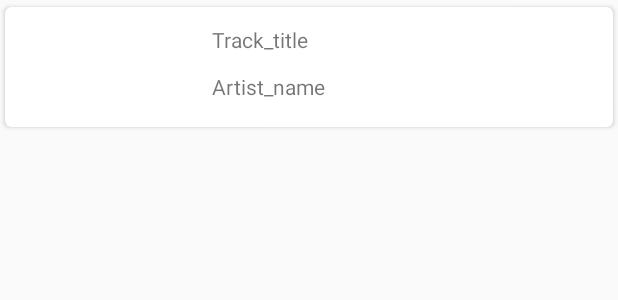
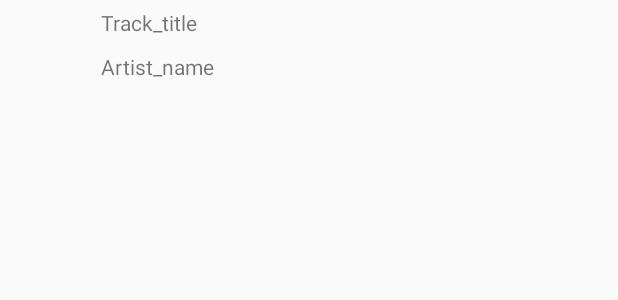
Before and after one commit to SultanOfWing/Player, an Android app: the layout item_track.xml on its own in the app's theme, with its tools: preview values and no code run, on a phone screen of 412 x 824 dp. Shown: the top 300 px of the screen. Run offline under Robolectric (Android 15) with nearby library versions, the phone set to English and light mode, and no system bars.

Commit message:
first tab design complete

```diff
--- a/app/src/main/AndroidManifest.xml
+++ b/app/src/main/AndroidManifest.xml
@@ -9,7 +9,7 @@
     <application
         android:name=".App"
         android:allowBackup="true"
-        android:icon="@mipmap/ic_launcher"
+        android:icon="@drawable/player_icon"
         android:label="@string/app_name"
         android:roundIcon="@mipmap/ic_launcher_round"
         android:supportsRtl="true"
--- a/app/src/main/res/layout/item_track.xml
+++ b/app/src/main/res/layout/item_track.xml
@@ -1,72 +1,49 @@
 <?xml version="1.0" encoding="utf-8"?>
-
-<android.support.v7.widget.CardView
+<LinearLayout
     xmlns:android="http://schemas.android.com/apk/res/android"
-    xmlns:app="http://schemas.android.com/apk/res-auto"
     xmlns:tools="http://schemas.android.com/tools"
     android:layout_width="match_parent"
     android:layout_height="wrap_content"
-    app:cardCornerRadius="4dp"
-    app:cardUseCompatPadding="true">
-
-    <android.support.constraint.ConstraintLayout
-        xmlns:android="http://schemas.android.com/apk/res/android"
-        xmlns:app="http://schemas.android.com/apk/res-auto"
-        xmlns:tools="http://schemas.android.com/tools"
-        android:layout_width="match_parent"
-        android:layout_height="wrap_content"
-        android:background="?android:attr/selectableItemBackground">
+    android:paddingTop="5dp"
+    android:paddingBottom="5dp"
+    android:orientation="horizontal"
+    android:foreground="?android:attr/selectableItemBackground">
 
     <ImageView
         android:id="@+id/image_album"
-            android:layout_width="50dp"
+        android:layout_width="0dp"
         android:layout_height="50dp"
-            android:layout_marginEnd="16dp"
-            android:layout_marginStart="30dp"
-            android:layout_marginTop="14dp"
-            app:layout_constraintEnd_toStartOf="@+id/linearLayout"
-            app:layout_constraintStart_toStartOf="parent"
-            app:layout_constraintTop_toTopOf="parent" />
-
+        android:layout_weight="1"
+        android:paddingStart="10dp"
+         />
 
     <LinearLayout
         android:id="@+id/linearLayout"
-            android:layout_width="275dp"
-            android:layout_height="76dp"
-            android:layout_marginBottom="4dp"
-            android:layout_marginEnd="4dp"
+        android:layout_width="0dp"
+        android:layout_height="wrap_content"
+        android:layout_weight="6"
+        android:layout_marginStart="10dp"
         android:orientation="vertical"
-            app:layout_constraintBottom_toBottomOf="parent"
-            app:layout_constraintEnd_toEndOf="parent">
+        >
 
         <TextView
             android:id="@+id/track_name"
             android:layout_width="match_parent"
             android:layout_height="wrap_content"
-                android:layout_marginStart="12dp"
-                android:layout_marginTop="12dp"
             android:ellipsize="end"
             android:maxLines="1"
             android:scrollHorizontally="true"
-                app:layout_constraintStart_toEndOf="@+id/image_album"
-                app:layout_constraintTop_toTopOf="parent"
             tools:text="Track_title" />
 
         <TextView
             android:id="@+id/track_artist"
             android:layout_width="match_parent"
             android:layout_height="wrap_content"
-                android:layout_marginStart="12dp"
-                android:layout_marginTop="12dp"
+            android:layout_marginTop="10dp"
             android:ellipsize="end"
             android:maxLines="1"
             android:scrollHorizontally="true"
-                app:layout_constraintBottom_toBottomOf="parent"
-                app:layout_constraintStart_toEndOf="@+id/image_album"
             tools:text="Artist_name" />
     </LinearLayout>
 
-
-    </android.support.constraint.ConstraintLayout>
-
-</android.support.v7.widget.CardView>
+</LinearLayout>
--- a/app/src/main/res/values/colors.xml
+++ b/app/src/main/res/values/colors.xml
@@ -1,8 +1,8 @@
 <?xml version="1.0" encoding="utf-8"?>
 <resources>
     <color name="colorPrimary">#f5c105</color>
-    <color name="colorPrimaryDark">#fff700</color>
-    <color name="colorAccent">#6046f9</color>
+    <color name="colorPrimaryDark">#fe9818</color>
+    <color name="colorAccent">#000000</color>
 
     <color name="textColor">#ffffff</color>
 </resources>
```
Also changed, not shown: app/src/main/java/seleznov/nope/player/controller/ControllerFragment.java (+6 -3 lines), app/src/main/java/seleznov/nope/player/playlist/PlayListFragment.java (+7 -1 lines), app/src/main/res/layout/activity_fragment.xml (+10 -9 lines), app/src/main/res/layout/fragment_controller.xml (+22 -8 lines), app/src/main/ic_launcher-web.png (deleted), app/src/main/res/drawable-hdpi/alt_placeholder.png (added), app/src/main/res/drawable-hdpi/placeholder.png (added), app/src/main/res/drawable-hdpi/player.png (added), app/src/main/res/drawable-hdpi/player_icon.png (added), app/src/main/res/drawable/placeholder.png (deleted). Lines whose indentation alone changed are shown as unchanged.
